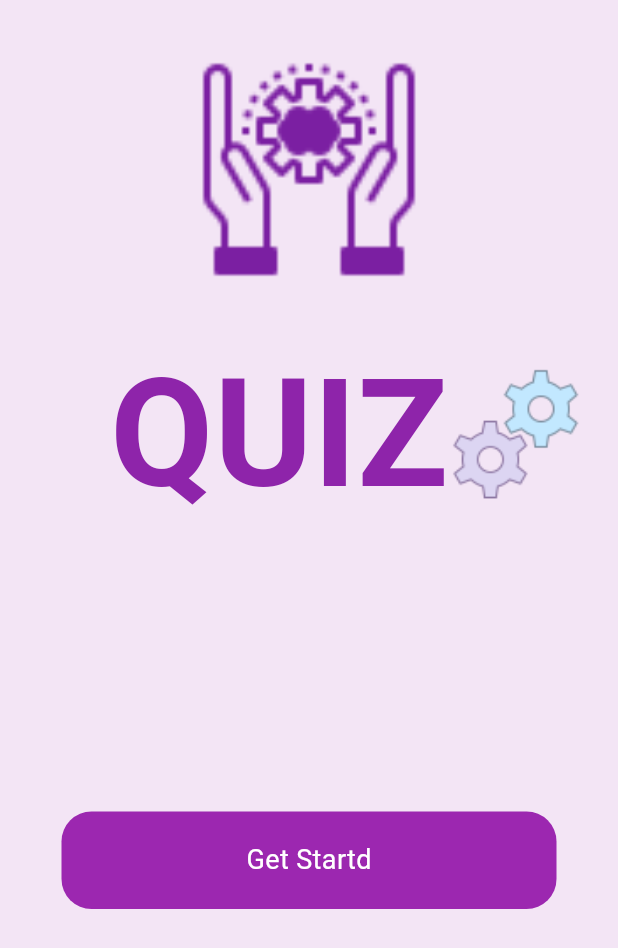
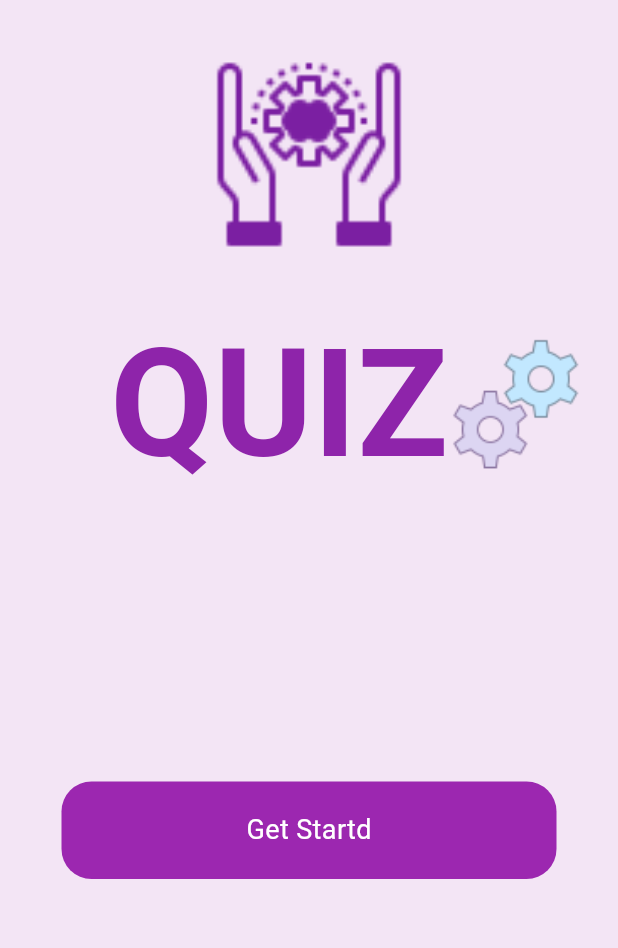
Before and after one commit to sohasara/Quiz-App, a Flutter app: the screen it shows after launch, on a phone screen of 412 x 824 dp. Shown: the top 948 px of the screen. Run offline on Flutter 3.47's test engine with Material 3 defaults, Android fonts, the phone set to English and light mode, and no system bars; our stand-ins replace flutter_riverpod.

Commit message:
resize the size

```diff
--- a/lib/ui/splash_page/splash.dart
+++ b/lib/ui/splash_page/splash.dart
@@ -17,8 +17,8 @@ class SplashPage extends StatelessWidget {
             ),
             Image.asset(
               'assets/brain.png',
-              height: 150,
-              width: 150,
+              height: 130,
+              width: 130,
               color: Colors.purple[700],
               fit: BoxFit.cover,
             ),
```
